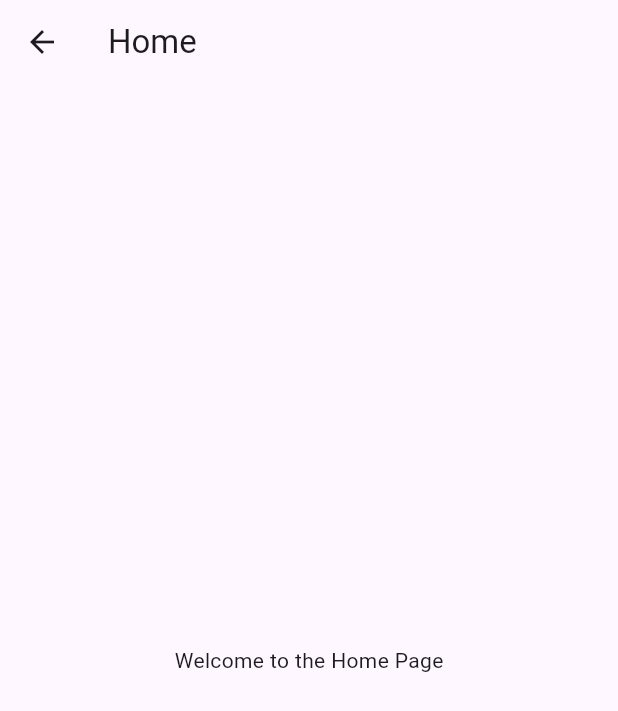
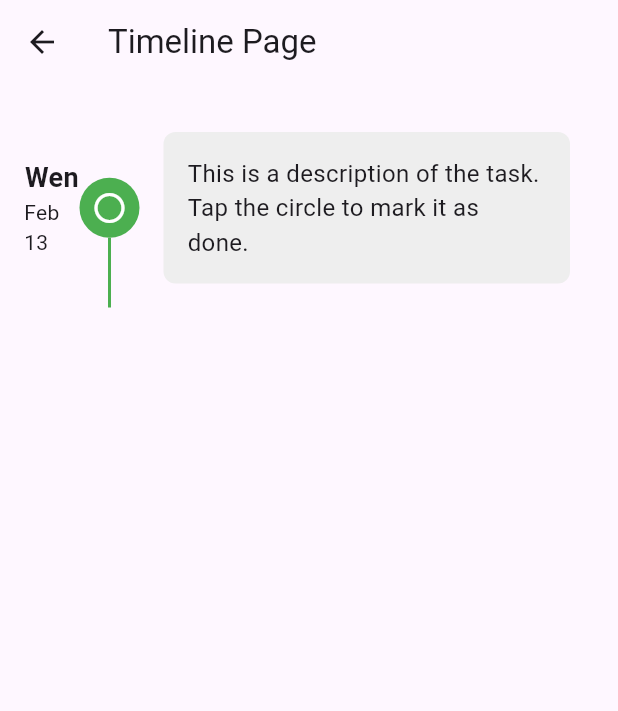
Before and after one commit to abeelgetahun/To-Do-app-wz-Flutter-, a Flutter app: the Home screen opened directly, on a phone screen of 412 x 824 dp. Shown: the top 711 px of the screen. Run offline on Flutter 3.47's test engine with Material 3 defaults, Android fonts, the phone set to English and light mode, and no system bars; drawn by our look-alikes of timeline_tile.

Commit message:
timeline

```diff
--- a/lib/screens/home.dart
+++ b/lib/screens/home.dart
@@ -1,17 +1,90 @@
 import 'package:flutter/material.dart';
-import 'package:to_do/screens/TimelinePage.dart';
+import 'package:timeline_tile/timeline_tile.dart';
 
-class Home extends StatelessWidget {
+class Home extends StatefulWidget {
   const Home({super.key});
+
+  @override
+  State<Home> createState() => _HomeState();
+}
+
+class _HomeState extends State<Home> {
+  bool isCompleted = false;
 
   @override
   Widget build(BuildContext context) {
     return Scaffold(
       appBar: AppBar(
-        title: const Text("Home"),
+        title: const Text("Timeline Page"),
       ),
-      body: const Center(
-        child: Text("Welcome to the Home Page"),
+      body: ListView(
+        padding: const EdgeInsets.all(16),
+        children: [
+          TimelineTile(
+            alignment: TimelineAlign.manual,
+            lineXY: 0.15,
+            isFirst: true,
+            indicatorStyle: IndicatorStyle(
+              width: 40,
+              height: 40,
+              indicator: GestureDetector(
+                onTap: () {
+                  setState(() {
+                    isCompleted = !isCompleted;
+                  });
+                },
+                child: Container(
+                  decoration: const BoxDecoration(
+                    shape: BoxShape.circle,
+                    color: Colors.green,
+                  ),
+                  child: Center(
+                    child: isCompleted
+                        ? const Icon(Icons.done, color: Colors.white)
+                        : const Icon(Icons.radio_button_unchecked, color: Colors.white),
+                  ),
+                ),
+              ),
+            ),
+            beforeLineStyle: const LineStyle(
+              color: Colors.green,
+              thickness: 2,
+            ),
+            afterLineStyle: const LineStyle(
+              color: Colors.green,
+              thickness: 2,
+            ),
+            startChild: Container(
+              padding: const EdgeInsets.symmetric(vertical: 16),
+              child: Column(
+                mainAxisAlignment: MainAxisAlignment.center,
+                children: const [
+                  Text(
+                    'Wen',
+                    style: TextStyle(fontSize: 18, fontWeight: FontWeight.bold),
+                  ),
+                  Text(
+                    'Feb 13',
+                    style: TextStyle(fontSize: 14),
+                  ),
+                ],
+              ),
+            ),
+            endChild: Container(
+              margin: const EdgeInsets.all(16),
+              padding: const EdgeInsets.all(16),
+              decoration: BoxDecoration(
+                color: Colors.grey.shade200,
+                borderRadius: BorderRadius.circular(8),
+              ),
+              child: const Text(
+                'This is a description of the task. Tap the circle to mark it as done.',
+                style: TextStyle(fontSize: 16),
+              ),
+            ),
+          ),
+          // You can add additional TimelineTile widgets here for more tasks.
+        ],
       ),
     );
   }
--- a/pubspec.yaml
+++ b/pubspec.yaml
@@ -34,6 +34,7 @@ dependencies:
   # Use with the CupertinoIcons class for iOS style icons.
   cupertino_icons: ^1.0.8
   shared_preferences: ^2.5.1
+  timeline_tile: ^2.0.0
 
 dev_dependencies:
   flutter_test:
```
Also changed, not shown: pubspec.lock.
